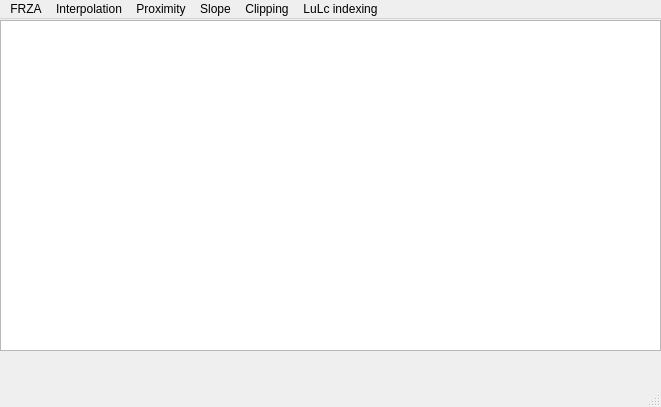
Qt form GUI/MainWindow.ui (Adi-Dev-hub/Flood) before a commit.
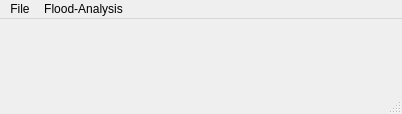
The same form after that commit.

The edit to the form file:
```diff
--- a/GUI/MainWindow.ui
+++ b/GUI/MainWindow.ui
@@ -6,73 +6,37 @@
    <rect>
     <x>0</x>
     <y>0</y>
-    <width>661</width>
-    <height>407</height>
+    <width>402</width>
+    <height>114</height>
    </rect>
   </property>
   <property name="windowTitle">
    <string>MainWindow</string>
   </property>
-  <widget class="QWidget" name="centralwidget">
-   <widget class="QGraphicsView" name="graphicsView">
-    <property name="geometry">
-     <rect>
-      <x>0</x>
-      <y>1</y>
-      <width>661</width>
-      <height>331</height>
-     </rect>
-    </property>
-   </widget>
-  </widget>
+  <widget class="QWidget" name="centralwidget"/>
   <widget class="QStatusBar" name="statusbar"/>
   <widget class="QMenuBar" name="menuBar">
    <property name="geometry">
     <rect>
      <x>0</x>
      <y>0</y>
-     <width>661</width>
+     <width>402</width>
      <height>26</height>
     </rect>
    </property>
    <widget class="QMenu" name="menuFRZA">
     <property name="title">
-     <string>FRZA</string>
+     <string>Flood-Analysis</string>
     </property>
    </widget>
-   <widget class="QMenu" name="menuInterpolation">
+   <widget class="QMenu" name="menuFile">
     <property name="title">
-     <string>Interpolation</string>
+     <string>File</string>
     </property>
     <addaction name="actionOpen_Raster"/>
    </widget>
-   <widget class="QMenu" name="menuProximity">
-    <property name="title">
-     <string>Proximity</string>
-    </property>
-    <addaction name="actionOpen_Shape"/>
-   </widget>
-   <widget class="QMenu" name="menuSlope">
-    <property name="title">
-     <string>Slope</string>
-    </property>
-   </widget>
-   <widget class="QMenu" name="menuClipping">
-    <property name="title">
-     <string>Clipping</string>
-    </property>
-   </widget>
-   <widget class="QMenu" name="menuLuLc_indexing">
-    <property name="title">
-     <string>LuLc indexing</string>
-    </property>
-   </widget>
+   <addaction name="menuFile"/>
    <addaction name="menuFRZA"/>
-   <addaction name="menuInterpolation"/>
-   <addaction name="menuProximity"/>
-   <addaction name="menuSlope"/>
-   <addaction name="menuClipping"/>
-   <addaction name="menuLuLc_indexing"/>
   </widget>
   <action name="actionFRZA">
    <property name="text">
```
Left out of the diff: 16 changed lines with no effect on the pictures.
